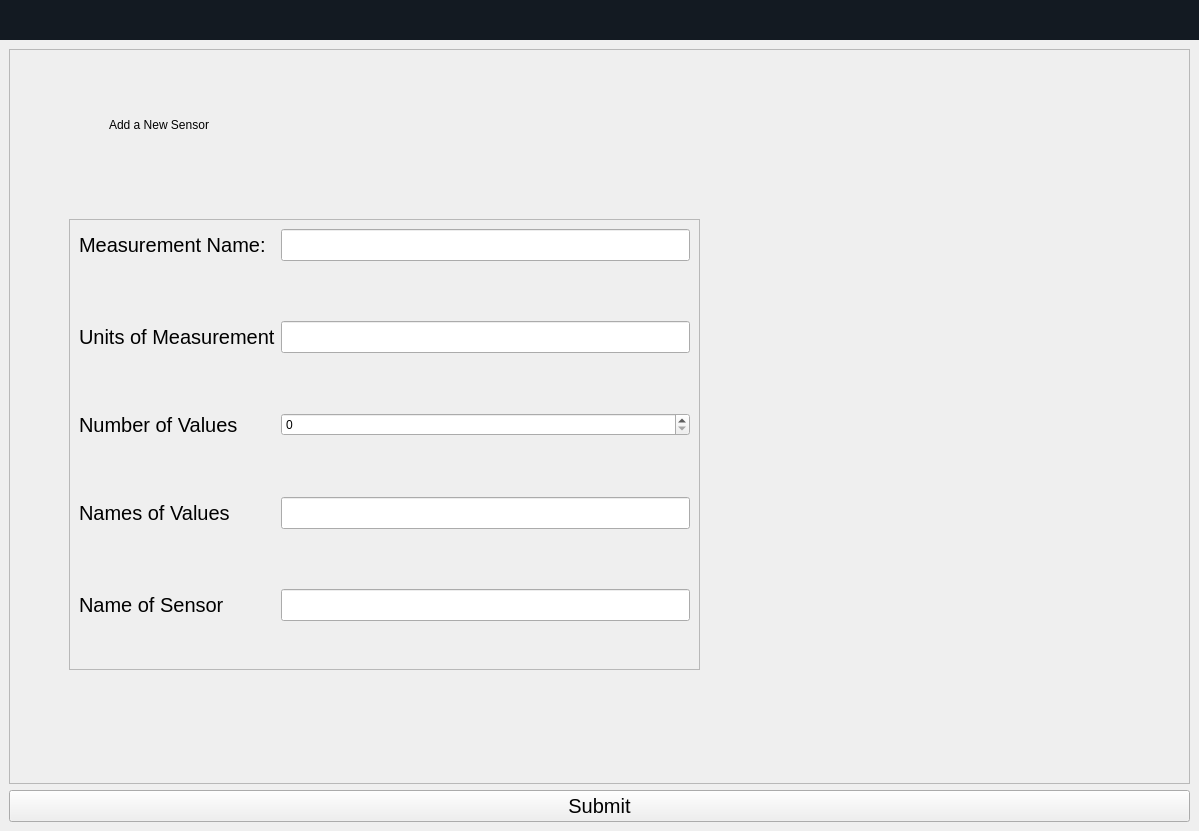
This is src/Desktop Application/Version2/ui_main.ui in ahmed-nazir/Capstone as Qt 5 draws it before an edit. The edited form follows.
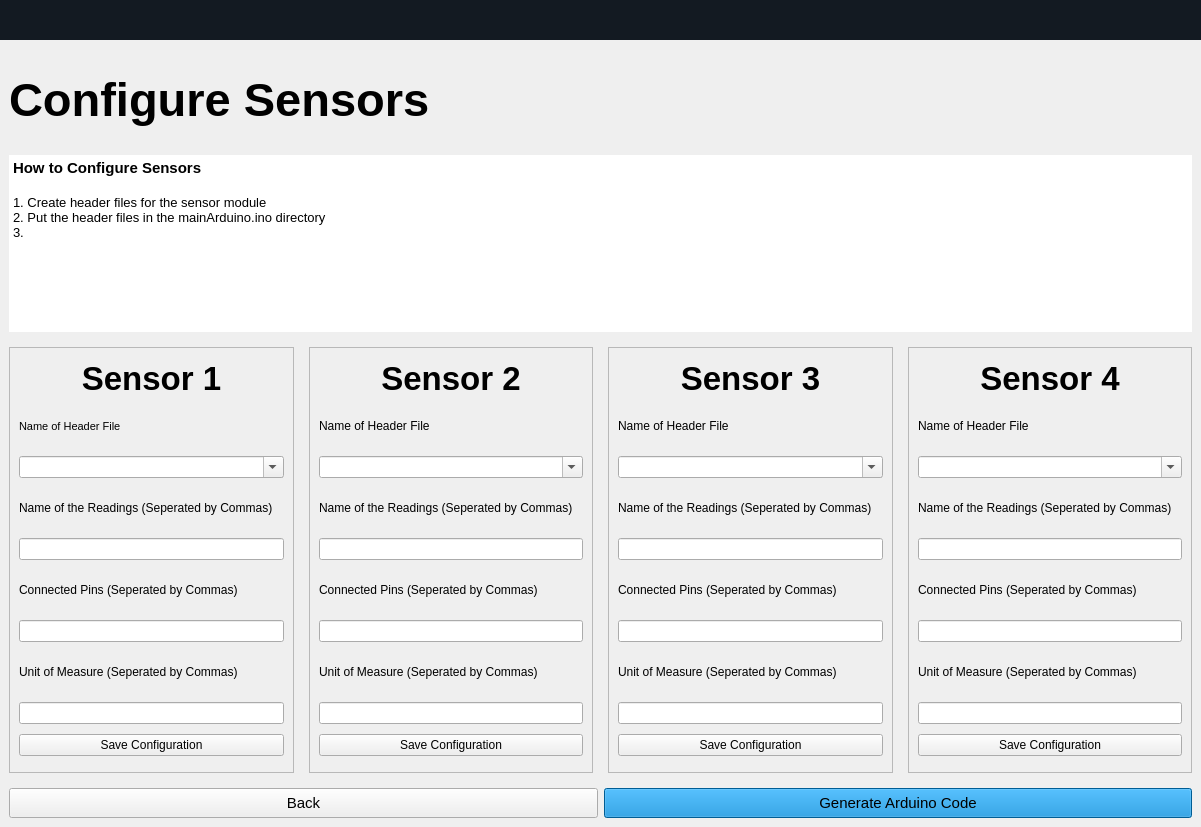
This is the edited form. The open tabs and pages were chosen to show the change. Icons and pictures are not drawn.

Patch:
```diff
--- a/src/Desktop Application/Version2/ui_main.ui
+++ b/src/Desktop Application/Version2/ui_main.ui
@@ -6,8 +6,8 @@
    <rect>
     <x>0</x>
     <y>0</y>
-    <width>1199</width>
-    <height>831</height>
+    <width>1201</width>
+    <height>827</height>
    </rect>
   </property>
   <property name="minimumSize">
@@ -2484,6 +2484,9 @@
           </property>
           <item>
            <widget class="QStackedWidget" name="pages_widget">
+            <property name="frameShape">
+             <enum>QFrame::NoFrame</enum>
+            </property>
             <property name="currentIndex">
              <number>3</number>
             </property>
@@ -3042,6 +3045,38 @@
                    <property name="text">
                     <string>Begin Testing</string>
                    </property>
+                   <layout class="QVBoxLayout" name="verticalLayout_28">
+                    <property name="leftMargin">
+                     <number>0</number>
+                    </property>
+                    <property name="topMargin">
+                     <number>0</number>
+                    </property>
+                    <property name="rightMargin">
+                     <number>0</number>
+                    </property>
+                    <property name="bottomMargin">
+                     <number>0</number>
+                    </property>
+                    <item>
+                     <widget class="QPushButton" name="start_test_button">
+                      <property name="minimumSize">
+                       <size>
+                        <width>0</width>
+                        <height>30</height>
+                       </size>
+                      </property>
+                      <property name="font">
+                       <font>
+                        <pointsize>11</pointsize>
+                       </font>
+                      </property>
+                      <property name="text">
+                       <string>Begin Testing</string>
+                      </property>
+                     </widget>
+                    </item>
+                   </layout>
                   </widget>
                  </item>
                 </layout>
@@ -4333,172 +4368,675 @@
              </layout>
             </widget>
             <widget class="QWidget" name="add_sensor_page">
-             <layout class="QVBoxLayout" name="verticalLayout_28">
-              <item>
+             <layout class="QGridLayout" name="gridLayout" rowminimumheight="0,0">
+              <item row="1" column="0">
+               <widget class="QFrame" name="frame_25">
+                <property name="frameShape">
+                 <enum>QFrame::NoFrame</enum>
+                </property>
+                <property name="frameShadow">
+                 <enum>QFrame::Raised</enum>
+                </property>
+                <layout class="QHBoxLayout" name="horizontalLayout_19">
+                 <property name="leftMargin">
+                  <number>0</number>
+                 </property>
+                 <property name="topMargin">
+                  <number>0</number>
+                 </property>
+                 <property name="rightMargin">
+                  <number>0</number>
+                 </property>
+                 <property name="bottomMargin">
+                  <number>0</number>
+                 </property>
+                 <item>
+                  <widget class="QPushButton" name="configure_sensors_back_button">
+                   <property name="minimumSize">
+                    <size>
+                     <width>0</width>
+                     <height>30</height>
+                    </size>
+                   </property>
+                   <property name="font">
+                    <font>
+                     <pointsize>11</pointsize>
+                    </font>
+                   </property>
+                   <property name="text">
+                    <string>Back</string>
+                   </property>
+                  </widget>
+                 </item>
+                 <item>
+                  <widget class="QPushButton" name="generate_code_button">
+                   <property name="minimumSize">
+                    <size>
+                     <width>0</width>
+                     <height>30</height>
+                    </size>
+                   </property>
+                   <property name="font">
+                    <font>
+                     <pointsize>11</pointsize>
+                    </font>
+                   </property>
+                   <property name="styleSheet">
+                    <string notr="true">QPushButton {
+        background-color: rgb(0, 130, 207);
+    }
+    QPushButton:hover {
+        background-color: rgb(34, 165, 241);
+    }
+    QPushButton:pressed {
+        background-color: rgb(77, 166, 255);
+    }
+</string>
+                   </property>
+                   <property name="text">
+                    <string>Generate Arduino Code</string>
+                   </property>
+                  </widget>
+                 </item>
+                </layout>
+               </widget>
+              </item>
+              <item row="0" column="0">
                <widget class="QFrame" name="frame_14">
                 <property name="frameShape">
-                 <enum>QFrame::StyledPanel</enum>
+                 <enum>QFrame::NoFrame</enum>
                 </property>
                 <property name="frameShadow">
                  <enum>QFrame::Raised</enum>
                 </property>
-                <widget class="QFrame" name="frame_13">
-                 <property name="geometry">
-                  <rect>
-                   <x>60</x>
-                   <y>170</y>
-                   <width>631</width>
-                   <height>451</height>
-                  </rect>
+                <layout class="QVBoxLayout" name="verticalLayout_31" stretch="0,2,5">
+                 <property name="leftMargin">
+                  <number>0</number>
                  </property>
-                 <property name="frameShape">
-                  <enum>QFrame::StyledPanel</enum>
+                 <property name="topMargin">
+                  <number>0</number>
                  </property>
-                 <property name="frameShadow">
-                  <enum>QFrame::Raised</enum>
+                 <property name="rightMargin">
+                  <number>0</number>
                  </property>
-                 <layout class="QFormLayout" name="formLayout_3">
-                  <property name="verticalSpacing">
-                   <number>60</number>
-                  </property>
-                  <item row="0" column="0">
-                   <widget class="QLabel" name="label_12">
-                    <property name="font">
-                     <font>
-                      <pointsize>15</pointsize>
-                     </font>
+                 <property name="bottomMargin">
+                  <number>0</number>
+                 </property>
+                 <item>
+                  <widget class="QLabel" name="label_25">
+                   <property name="minimumSize">
+                    <size>
+                     <width>0</width>
+                     <height>100</height>
+                    </size>
+                   </property>
+                   <property name="maximumSize">
+                    <size>
+                     <width>16777215</width>
+                     <height>16777215</height>
+                    </size>
+                   </property>
+                   <property name="font">
+                    <font>
+                     <family>Yu Gothic UI</family>
+                     <pointsize>35</pointsize>
+                     <weight>75</weight>
+                     <italic>false</italic>
+                     <bold>true</bold>
+                     <underline>false</underline>
+                    </font>
+                   </property>
+                   <property name="text">
+                    <string>Configure Sensors</string>
+                   </property>
+                  </widget>
+                 </item>
+                 <item>
+                  <widget class="QTextBrowser" name="textBrowser_2">
+                   <property name="frameShape">
+                    <enum>QFrame::NoFrame</enum>
+                   </property>
+                   <property name="html">
+                    <string>&lt;!DOCTYPE HTML PUBLIC &quot;-//W3C//DTD HTML 4.0//EN&quot; &quot;http://www.w3.org/TR/REC-html40/strict.dtd&quot;&gt;
+&lt;html&gt;&lt;head&gt;&lt;meta name=&quot;qrichtext&quot; content=&quot;1&quot; /&gt;&lt;style type=&quot;text/css&quot;&gt;
+p, li { white-space: pre-wrap; }
+&lt;/style&gt;&lt;/head&gt;&lt;body style=&quot; font-family:'MS Shell Dlg 2'; font-size:8.25pt; font-weight:400; font-style:normal;&quot;&gt;
+&lt;p style=&quot; margin-top:0px; margin-bottom:0px; margin-left:0px; margin-right:0px; -qt-block-indent:0; text-indent:0px;&quot;&gt;&lt;span style=&quot; font-size:11pt; font-weight:600;&quot;&gt;How to Configure Sensors&lt;/span&gt;&lt;/p&gt;
+&lt;p style=&quot;-qt-paragraph-type:empty; margin-top:0px; margin-bottom:0px; margin-left:0px; margin-right:0px; -qt-block-indent:0; text-indent:0px; font-size:11pt; font-weight:600; text-decoration: underline;&quot;&gt;&lt;br /&gt;&lt;/p&gt;
+&lt;p style=&quot; margin-top:0px; margin-bottom:0px; margin-left:0px; margin-right:0px; -qt-block-indent:0; text-indent:0px;&quot;&gt;&lt;span style=&quot; font-size:10pt;&quot;&gt;1. Create header files for the sensor module&lt;/span&gt;&lt;/p&gt;
+&lt;p style=&quot; margin-top:0px; margin-bottom:0px; margin-left:0px; margin-right:0px; -qt-block-indent:0; text-indent:0px;&quot;&gt;&lt;span style=&quot; font-size:10pt;&quot;&gt;2. Put the header files in the mainArduino.ino directory&lt;/span&gt;&lt;/p&gt;
+&lt;p style=&quot; margin-top:0px; margin-bottom:0px; margin-left:0px; margin-right:0px; -qt-block-indent:0; text-indent:0px;&quot;&gt;&lt;span style=&quot; font-size:10pt;&quot;&gt;3.&lt;/span&gt;&lt;/p&gt;&lt;/body&gt;&lt;/html&gt;</string>
+                   </property>
+                  </widget>
+                 </item>
+                 <item>
+                  <widget class="QFrame" name="frame_13">
+                   <property name="frameShape">
+                    <enum>QFrame::NoFrame</enum>
+                   </property>
+                   <property name="frameShadow">
+                    <enum>QFrame::Raised</enum>
+                   </property>
+                   <layout class="QHBoxLayout" name="horizontalLayout_17">
+                    <property name="spacing">
+                     <number>15</number>
                     </property>
-                    <property name="text">
-                     <string>Measurement Name:</string>
+                    <property name="leftMargin">
+                     <number>0</number>
                     </property>
-                   </widget>
-                  </item>
-                  <item row="0" column="1">
-                   <widget class="QLineEdit" name="measurement_name_field">
-                    <property name="font">
-                     <font>
-                      <pointsize>15</pointsize>
-                     </font>
+                    <property name="topMargin">
+                     <number>9</number>
                     </property>
-                    <property name="text">
-                     <string/>
+                    <property name="rightMargin">
+                     <number>0</number>
                     </property>
-                   </widget>
-                  </item>
-                  <item row="1" column="0">
-                   <widget class="QLabel" name="label_13">
-                    <property name="font">
-                     <font>
-                      <pointsize>15</pointsize>
-                     </font>
-                    </property>
-                    <property name="text">
-                     <string>Units of Measurement</string>
-                    </property>
-                   </widget>
-                  </item>
-                  <item row="1" column="1">
-                   <widget class="QLineEdit" name="units_of_measurement_field">
-                    <property name="font">
-                     <font>
-                      <pointsize>15</pointsize>
-                     </font>
-                    </property>
-                    <property name="text">
-                     <string/>
-                    </property>
-                   </widget>
-                  </item>
-                  <item row="2" column="0">
-                   <widget class="QLabel" name="label_14">
-                    <property name="font">
-                     <font>
-                      <pointsize>15</pointsize>
-                     </font>
-                    </property>
-                    <property name="text">
-                     <string>Number of Values</string>
-                    </property>
-                   </widget>
-                  </item>
-                  <item row="2" column="1">
-                   <widget class="QSpinBox" name="num_of_values_dropdown"/>
-                  </item>
-                  <item row="3" column="0">
-                   <widget class="QLabel" name="label_15">
-                    <property name="font">
-                     <font>
-                      <pointsize>15</pointsize>
-                     </font>
-                    </property>
-                    <property name="text">
-                     <string>Names of Values</string>
-                    </property>
-                   </widget>
-                  </item>
-                  <item row="3" column="1">
-                   <widget class="QLineEdit" name="names_of_values_field">
-                    <property name="font">
-                     <font>
-                      <pointsize>15</pointsize>
-                     </font>
-                    </property>
-                    <property name="text">
-                     <string/>
-                    </property>
-                   </widget>
-                  </item>
-                  <item row="4" column="0">
-                   <widget class="QLabel" name="label_16">
-                    <property name="font">
-                     <font>
-                      <pointsize>15</pointsize>
-                     </font>
-                    </property>
-                    <property name="text">
-                     <string>Name of Sensor</string>
-                    </property>
-                   </widget>
-                  </item>
-                  <item row="4" column="1">
-                   <widget class="QLineEdit" name="name_of_sensor_field">
-                    <property name="font">
-                     <font>
-                      <pointsize>15</pointsize>
-                     </font>
-                    </property>
-                    <property name="text">
-                     <string/>
-                    </property>
-                   </widget>
-                  </item>
-                 </layout>
-                </widget>
-                <widget class="QLabel" name="label_2">
-                 <property name="geometry">
-                  <rect>
-                   <x>100</x>
-                   <y>40</y>
-                   <width>161</width>
-                   <height>71</height>
-                  </rect>
-                 </property>
-                 <property name="text">
-                  <string>Add a New Sensor</string>
-                 </property>
-                </widget>
-               </widget>
-              </item>
-              <item>
-               <widget class="QPushButton" name="submit_new_sensor">
-                <property name="font">
-                 <font>
-                  <pointsize>15</pointsize>
-                 </font>
-                </property>
-                <property name="text">
-                 <string>Submit</string>
-                </property>
+                    <item>
+                     <widget class="QFrame" name="frame_22">
+                      <property name="frameShape">
+                       <enum>QFrame::StyledPanel</enum>
+                      </property>
+                      <property name="frameShadow">
+                       <enum>QFrame::Raised</enum>
+                      </property>
+                      <layout class="QVBoxLayout" name="verticalLayout_33">
+                       <property name="spacing">
+                        <number>6</number>
+                       </property>
+                       <item>
+                        <widget class="QLabel" name="label_15">
+                         <property name="minimumSize">
+                          <size>
+                           <width>0</width>
+                           <height>0</height>
+                          </size>
+                         </property>
+                         <property name="maximumSize">
+                          <size>
+                           <width>16777215</width>
+                           <height>35</height>
+                          </size>
+                         </property>
+                         <property name="font">
+                          <font>
+                           <family>Yu Gothic UI</family>
+                           <pointsize>25</pointsize>
+                           <weight>75</weight>
+                           <italic>false</italic>
+                           <bold>true</bold>
+                           <underline>false</underline>
+                           <strikeout>false</strikeout>
+                          </font>
+                         </property>
+                         <property name="text">
+                          <string>Sensor 1</string>
+                         </property>
+                         <property name="alignment">
+                          <set>Qt::AlignCenter</set>
+                         </property>
+                        </widget>
+                       </item>
+                       <item>
+                        <widget class="QLabel" name="label_29">
+                         <property name="maximumSize">
+                          <size>
+                           <width>16777215</width>
+                           <height>40</height>
+                          </size>
+                         </property>
+                         <property name="font">
+                          <font>
+                           <pointsize>8</pointsize>
+                          </font>
+                         </property>
+                         <property name="text">
+                          <string>Name of Header File</string>
+                         </property>
+                        </widget>
+                       </item>
+                       <item>
+                        <widget class="QComboBox" name="sensor1_header">
+                         <property name="editable">
+                          <bool>true</bool>
+                         </property>
+                        </widget>
+                       </item>
+                       <item>
+                        <widget class="QLabel" name="label_16">
+                         <property name="maximumSize">
+                          <size>
+                           <width>16777215</width>
+                           <height>40</height>
+                          </size>
+                         </property>
+                         <property name="text">
+                          <string>Name of the Readings (Seperated by Commas)</string>
+                         </property>
+                        </widget>
+                       </item>
+                       <item>
+                        <widget class="QLineEdit" name="sensor1_readings"/>
+                       </item>
+                       <item>
+                        <widget class="QLabel" name="label_2">
+                         <property name="maximumSize">
+                          <size>
+                           <width>16777215</width>
+                           <height>40</height>
+                          </size>
+                         </property>
+                         <property name="text">
+                          <string>Connected Pins (Seperated by Commas)</string>
+                         </property>
+                        </widget>
+                       </item>
+                       <item>
+                        <widget class="QLineEdit" name="sensor1_pins"/>
+                       </item>
+                       <item>
+                        <widget class="QLabel" name="label_27">
+                         <property name="maximumSize">
+                          <size>
+                           <width>16777215</width>
+                           <height>40</height>
+                          </size>
+                         </property>
+                         <property name="text">
+                          <string>Unit of Measure (Seperated by Commas)</string>
+                         </property>
+                        </widget>
+                       </item>
+                       <item>
+                        <widget class="QLineEdit" name="sensor1_units"/>
+                       </item>
+                       <item>
+                        <widget class="QPushButton" name="saveConfig1_button">
+                         <property name="minimumSize">
+                          <size>
+                           <width>0</width>
+                           <height>0</height>
+                          </size>
+                         </property>
+                         <property name="text">
+                          <string>Save Configuration</string>
+                         </property>
+                        </widget>
+                       </item>
+                      </layout>
+                     </widget>
+                    </item>
+                    <item>
+                     <widget class="QFrame" name="frame_21">
+                      <property name="frameShape">
+                       <enum>QFrame::StyledPanel</enum>
+                      </property>
+                      <property name="frameShadow">
+                       <enum>QFrame::Raised</enum>
+                      </property>
+                      <layout class="QVBoxLayout" name="verticalLayout_34">
+                       <item>
+                        <widget class="QLabel" name="label_31">
+                         <property name="minimumSize">
+                          <size>
+                           <width>0</width>
+                           <height>0</height>
+                          </size>
+                         </property>
+                         <property name="maximumSize">
+                          <size>
+                           <width>16777215</width>
+                           <height>35</height>
+                          </size>
+                         </property>
+                         <property name="font">
+                          <font>
+                           <family>Yu Gothic UI</family>
+                           <pointsize>25</pointsize>
+                           <weight>75</weight>
+                           <bold>true</bold>
+                          </font>
+                         </property>
+                         <property name="text">
+                          <string>Sensor 2</string>
+                         </property>
+                         <property name="alignment">
+                          <set>Qt::AlignCenter</set>
+                         </property>
+                        </widget>
+                       </item>
+                       <item>
+                        <widget class="QLabel" name="label_34">
+                         <property name="maximumSize">
+                          <size>
+                           <width>16777215</width>
+                           <height>40</height>
+                          </size>
+                         </property>
+                         <property name="text">
+                          <string>Name of Header File</string>
+                         </property>
+                        </widget>
+                       </item>
+                       <item>
+                        <widget class="QComboBox" name="sensor2_header">
+                         <property name="editable">
+                          <bool>true</bool>
+                         </property>
+                        </widget>
+                       </item>
+                       <item>
+                        <widget class="QLabel" name="label_12">
+                         <property name="maximumSize">
+                          <size>
+                           <width>16777215</width>
+                           <height>40</height>
+                          </size>
+                         </property>
+                         <property name="text">
+                          <string>Name of the Readings (Seperated by Commas)</string>
+                         </property>
+                        </widget>
+                       </item>
+                       <item>
+                        <widget class="QLineEdit" name="sensor2_readings"/>
+                       </item>
+                       <item>
+                        <widget class="QLabel" name="label_32">
+                         <property name="maximumSize">
+                          <size>
+                           <width>16777215</width>
+                           <height>40</height>
+                          </size>
+                         </property>
+                         <property name="text">
+                          <string>Connected Pins (Seperated by Commas)</string>
+                         </property>
+                        </widget>
+                       </item>
+                       <item>
+                        <widget class="QLineEdit" name="sensor2_pins"/>
+                       </item>
+                       <item>
+                        <widget class="QLabel" name="label_33">
+                         <property name="maximumSize">
+                          <size>
+                           <width>16777215</width>
+                           <height>40</height>
+                          </size>
+                         </property>
+                         <property name="text">
+                          <string>Unit of Measure (Seperated by Commas)</string>
+                         </property>
+                        </widget>
+                       </item>
+                       <item>
+                        <widget class="QLineEdit" name="sensor2_units"/>
+                       </item>
+                       <item>
+                        <widget class="QPushButton" name="saveConfig2_button">
+                         <property name="minimumSize">
+                          <size>
+                           <width>0</width>
+                           <height>0</height>
+                          </size>
+                         </property>
+                         <property name="text">
+                          <string>Save Configuration</string>
+                         </property>
+                        </widget>
+                       </item>
+                      </layout>
+                     </widget>
+                    </item>
+                    <item>
+                     <widget class="QFrame" name="frame_20">
+                      <property name="frameShape">
+                       <enum>QFrame::StyledPanel</enum>
+                      </property>
+                      <property name="frameShadow">
+                       <enum>QFrame::Raised</enum>
+                      </property>
+                      <layout class="QVBoxLayout" name="verticalLayout_32">
+                       <item>
+                        <widget class="QLabel" name="label_40">
+                         <property name="minimumSize">
+                          <size>
+                           <width>0</width>
+                           <height>0</height>
+                          </size>
+                         </property>
+                         <property name="maximumSize">
+                          <size>
+                           <width>16777215</width>
+                           <height>35</height>
+                          </size>
+                         </property>
+                         <property name="font">
+                          <font>
+                           <family>Yu Gothic UI</family>
+                           <pointsize>25</pointsize>
+                           <weight>75</weight>
+                           <bold>true</bold>
+                          </font>
+                         </property>
+                         <property name="text">
+                          <string>Sensor 3</string>
+                         </property>
+                         <property name="alignment">
+                          <set>Qt::AlignCenter</set>
+                         </property>
+                        </widget>
+                       </item>
+                       <item>
+                        <widget class="QLabel" name="label_42">
+                         <property name="maximumSize">
+                          <size>
+                           <width>16777215</width>
+                           <height>40</height>
+                          </size>
+                         </property>
+                         <property name="text">
+                          <string>Name of Header File</string>
+                         </property>
+                        </widget>
+                       </item>
+                       <item>
+                        <widget class="QComboBox" name="sensor3_header">
+                         <property name="editable">
+                          <bool>true</bool>
+                         </property>
+                        </widget>
+                       </item>
+                       <item>
+                        <widget class="QLabel" name="label_13">
+                         <property name="maximumSize">
+                          <size>
+                           <width>16777215</width>
+                           <height>40</height>
+                          </size>
+                         </property>
+                         <property name="text">
+                          <string>Name of the Readings (Seperated by Commas)</string>
+                         </property>
+                        </widget>
+                       </item>
+                       <item>
+                        <widget class="QLineEdit" name="sensor3_readings"/>
+                       </item>
+                       <item>
+                        <widget class="QLabel" name="label_41">
+                         <property name="maximumSize">
+                          <size>
+                           <width>16777215</width>
+                           <height>40</height>
+                          </size>
+                         </property>
+                         <property name="text">
+                          <string>Connected Pins (Seperated by Commas)</string>
+                         </property>
+                        </widget>
+                       </item>
+                       <item>
+                        <widget class="QLineEdit" name="sensor3_pins"/>
+                       </item>
+                       <item>
+                        <widget class="QLabel" name="label_43">
+                         <property name="maximumSize">
+                          <size>
+                           <width>16777215</width>
+                           <height>40</height>
+                          </size>
+                         </property>
+                         <property name="text">
+                          <string>Unit of Measure (Seperated by Commas)</string>
+                         </property>
+                        </widget>
+                       </item>
+                       <item>
+                        <widget class="QLineEdit" name="sensor3_units"/>
+                       </item>
+                       <item>
+                        <widget class="QPushButton" name="saveConfig3_button">
+                         <property name="minimumSize">
+                          <size>
+                           <width>0</width>
+                           <height>0</height>
+                          </size>
+                         </property>
+                         <property name="text">
+                          <string>Save Configuration</string>
+                         </property>
+                        </widget>
+                       </item>
+                      </layout>
+                     </widget>
+                    </item>
+                    <item>
+                     <widget class="QFrame" name="frame_19">
+                      <property name="frameShape">
+                       <enum>QFrame::StyledPanel</enum>
+                      </property>
+                      <property name="frameShadow">
+                       <enum>QFrame::Raised</enum>
+                      </property>
+                      <layout class="QVBoxLayout" name="verticalLayout_35">
+                       <item>
+                        <widget class="QLabel" name="label_44">
+                         <property name="minimumSize">
+                          <size>
+                           <width>0</width>
+                           <height>0</height>
+                          </size>
+                         </property>
+                         <property name="maximumSize">
+                          <size>
+                           <width>16777215</width>
+                           <height>35</height>
+                          </size>
+                         </property>
+                         <property name="font">
+                          <font>
+                           <family>Yu Gothic UI</family>
+                           <pointsize>25</pointsize>
+                           <weight>75</weight>
+                           <bold>true</bold>
+                          </font>
+                         </property>
+                         <property name="text">
+                          <string>Sensor 4</string>
+                         </property>
+                         <property name="alignment">
+                          <set>Qt::AlignCenter</set>
+                         </property>
+                        </widget>
+                       </item>
+                       <item>
+                        <widget class="QLabel" name="label_46">
+                         <property name="maximumSize">
+                          <size>
+                           <width>16777215</width>
+                           <height>40</height>
+                          </size>
+                         </property>
+                         <property name="text">
+                          <string>Name of Header File</string>
+                         </property>
+                        </widget>
+                       </item>
+                       <item>
+                        <widget class="QComboBox" name="sensor4_header">
+                         <property name="editable">
+                          <bool>true</bool>
+                         </property>
+                        </widget>
+                       </item>
+                       <item>
+                        <widget class="QLabel" name="label_14">
+                         <property name="maximumSize">
+                          <size>
+                           <width>16777215</width>
+                           <height>40</height>
+                          </size>
+                         </property>
+                         <property name="text">
+                          <string>Name of the Readings (Seperated by Commas)</string>
+                         </property>
+                        </widget>
+                       </item>
+                       <item>
+                        <widget class="QLineEdit" name="sensor4_readings"/>
+                       </item>
+                       <item>
+                        <widget class="QLabel" name="label_45">
+                         <property name="maximumSize">
+                          <size>
+                           <width>16777215</width>
+                           <height>40</height>
+                          </size>
+                         </property>
+                         <property name="text">
+                          <string>Connected Pins (Seperated by Commas)</string>
+                         </property>
+                        </widget>
+                       </item>
+                       <item>
+                        <widget class="QLineEdit" name="sensor4_pins"/>
+                       </item>
+                       <item>
+                        <widget class="QLabel" name="label_47">
+                         <property name="maximumSize">
+                          <size>
+                           <width>16777215</width>
+                           <height>40</height>
+                          </size>
+                         </property>
+                         <property name="text">
+                          <string>Unit of Measure (Seperated by Commas)</string>
+                         </property>
+                        </widget>
+                       </item>
+                       <item>
+                        <widget class="QLineEdit" name="sensor4_units"/>
+                       </item>
+                       <item>
+                        <widget class="QPushButton" name="saveConfig4_button">
+                         <property name="minimumSize">
+                          <size>
+                           <width>0</width>
+                           <height>0</height>
+                          </size>
+                         </property>
+                         <property name="text">
+                          <string>Save Configuration</string>
+                         </property>
+                        </widget>
+                       </item>
+                      </layout>
+                     </widget>
+                    </item>
+                   </layout>
+                  </widget>
+                 </item>
+                </layout>
                </widget>
               </item>
              </layout>
```
Left out of the diff: 206 changed lines with no effect on the pictures.
